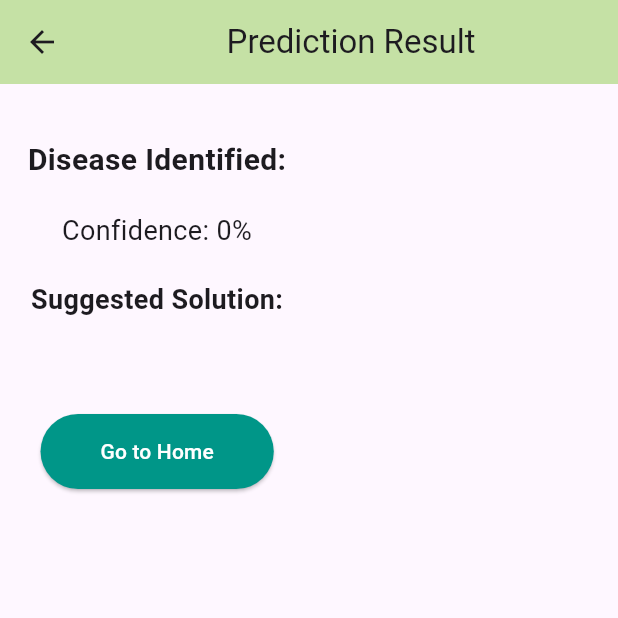
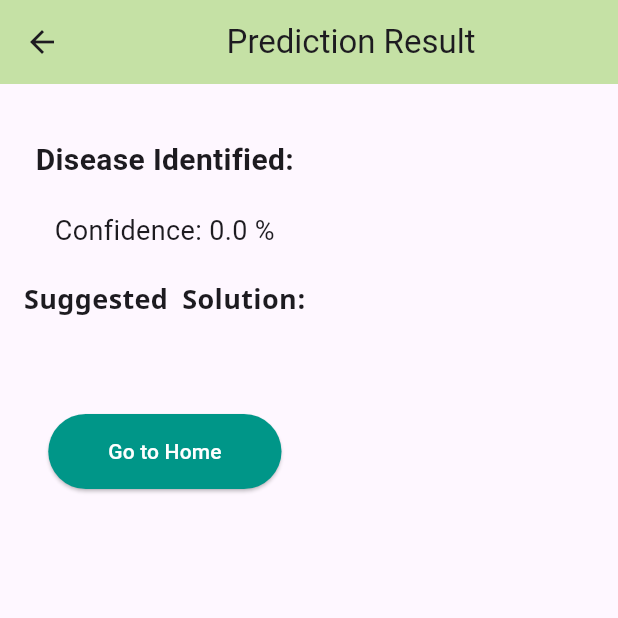
Before and after one commit to D-Binara/AgriConnect-Frontend, a Flutter app: the PredictionResultPage screen opened directly with empty values, on a phone screen of 412 x 824 dp, the top half of it. Run offline on Flutter 3.47's test engine with Material 3 defaults, Android fonts, the light colour scheme and no system bars; our stand-ins replace flutter_dotenv, image_picker; missing offline and left inert: dart:ffi.

Commit message:
solve error at prediction

```diff
--- a/agri_connect/lib/screens/prediction_result_page.dart
+++ b/agri_connect/lib/screens/prediction_result_page.dart
@@ -1,8 +1,10 @@
+import 'dart:ffi';
+
 import 'package:flutter/material.dart';
 
 class PredictionResultPage extends StatelessWidget {
   final String disease;
-  final int confidence;
+  final double confidence;
   final String solution;
 
   PredictionResultPage({
@@ -15,8 +17,8 @@ class PredictionResultPage extends StatelessWidget {
   Widget build(BuildContext context) {
     return Scaffold(
       appBar: AppBar(
-        title: Center(
-          child: const Text('Prediction Result'),
+        title: const Center(
+          child: Text('Prediction Result'),
         ),
         backgroundColor: Colors.lightGreen[200],
       ),
@@ -34,15 +36,15 @@ class PredictionResultPage extends StatelessWidget {
               ),
               const SizedBox(height: 20),
               Text(
-                'Confidence: $confidence%',
+                'Confidence: $confidence %',
                 textAlign: TextAlign.center,
                 style: TextStyle(fontSize: 18),
               ),
               const SizedBox(height: 20),
-              Text(
+              const Text(
                 'Suggested Solution:',
                 textAlign: TextAlign.center,
-                style: TextStyle(fontSize: 18, fontWeight: FontWeight.bold),
+                style: TextStyle(fontSize: 18, fontWeight: FontWeight.bold, fontFamily: 'NotoSansSinhala'),
               ),
               const SizedBox(height: 10),
               Text(
@@ -55,14 +57,14 @@ class PredictionResultPage extends StatelessWidget {
                 onPressed: () {
                   Navigator.pop(context); // Navigate back to home page
                 },
-                child: const Text(
-                  'Go to Home',
-                  style: TextStyle(color: Colors.white),
-                ),
                 style: ElevatedButton.styleFrom(
                   backgroundColor: Colors.teal,
                   padding:
                       const EdgeInsets.symmetric(horizontal: 40, vertical: 15),
+                ),
+                child: const Text(
+                  'Go to Home',
+                  style: TextStyle(color: Colors.white),
                 ),
               ),
             ],
```
Also changed, not shown: agri_connect/lib/screens/predictionpage.dart (+9 -9 lines), agri_connect/pubspec.yaml (+17 -17 lines), agri_connect/assets/fonts/NotoSansSinhala-VariableFont_wdth,wght.ttf (added), agri_connect/pubspec.lock.
